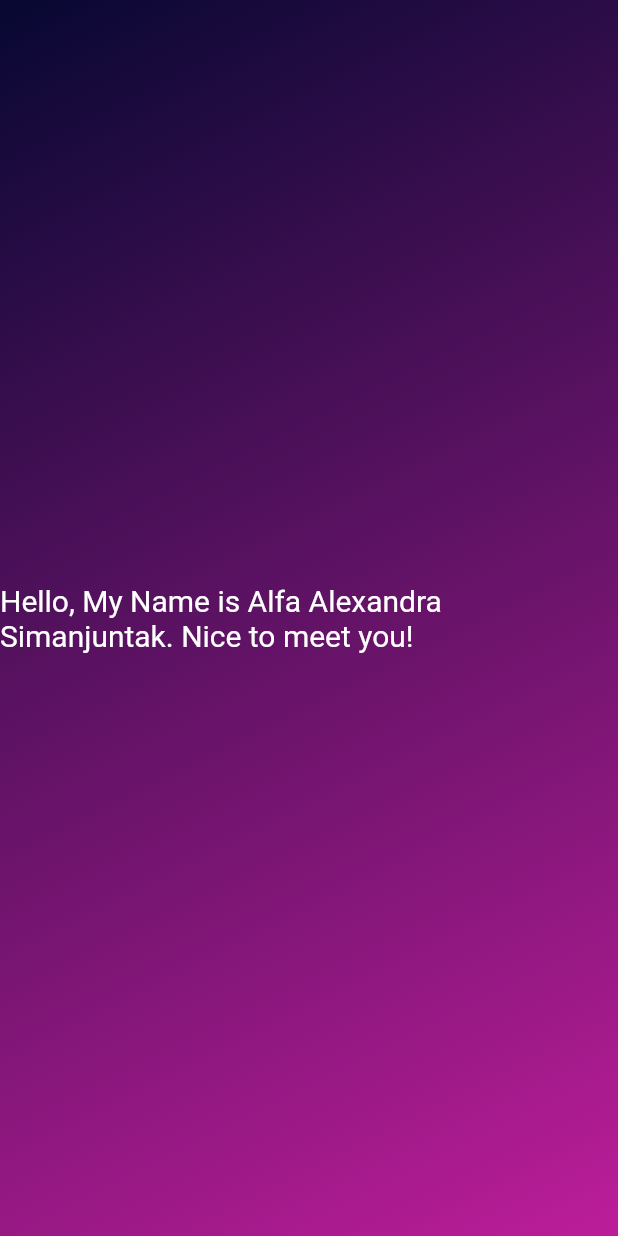
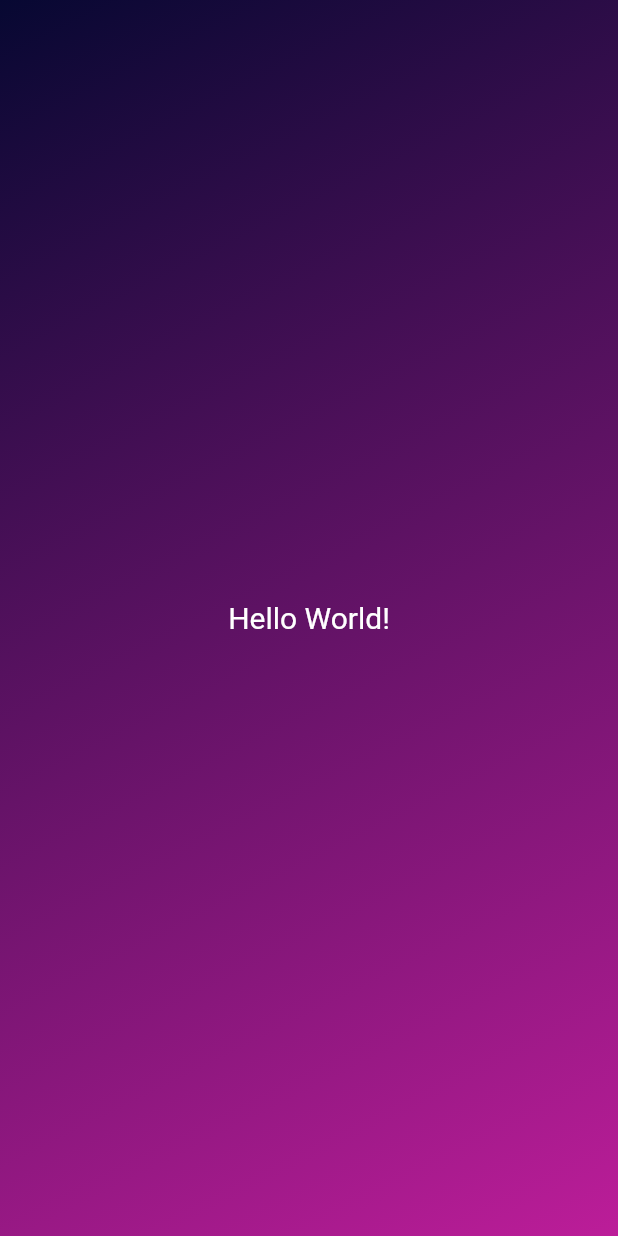
Before and after one commit to alfaalexx/learn-flutter, a Flutter app: the screen it shows after launch, on a phone screen of 412 x 824 dp. Run offline on Flutter 3.47's test engine with Material 2 defaults, Android fonts, the phone set to English and light mode, and no system bars.

Commit message:
mengubah text menjadi lebih dinamis

```diff
--- a/lib/gradient_container.dart
+++ b/lib/gradient_container.dart
@@ -21,7 +21,7 @@ class GradientContainer extends StatelessWidget {
         ),
       ),
       child: const Center(
-        child: StyledText(),
+        child: StyledText('Hello World!'),
       ),
     );
   }
--- a/lib/styled_text.dart
+++ b/lib/styled_text.dart
@@ -1,13 +1,15 @@
 import 'package:flutter/material.dart';
 
 class StyledText extends StatelessWidget {
-  const StyledText({super.key});
+  const StyledText(this.outputText, {super.key});
+
+  final String outputText;
 
   @override
   Widget build(context) {
-    return const Text(
-      'Hello, My Name is Alfa Alexandra Simanjuntak. Nice to meet you!',
-      style: TextStyle(
+    return Text(
+      outputText,
+      style: const TextStyle(
         color: Colors.white,
         fontSize: 20,
       ),
```
